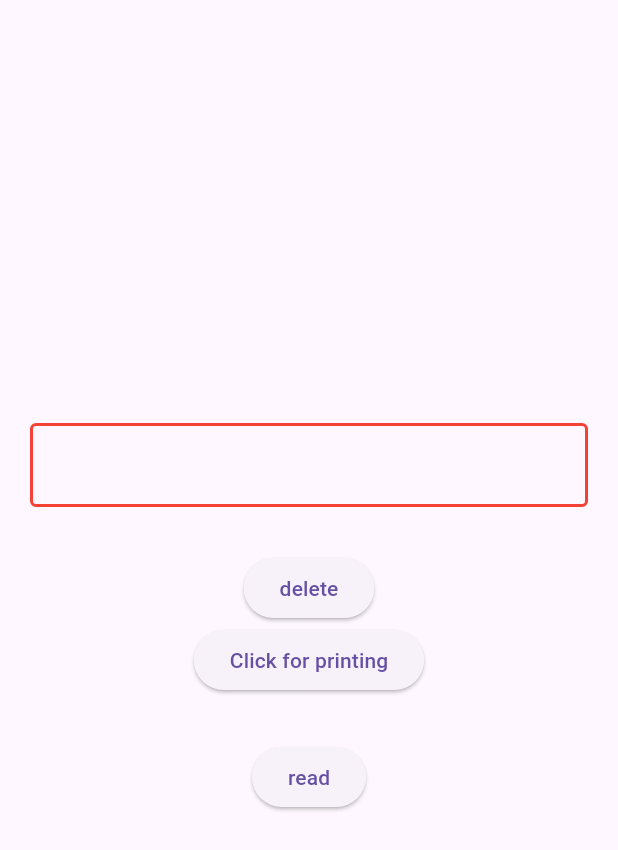
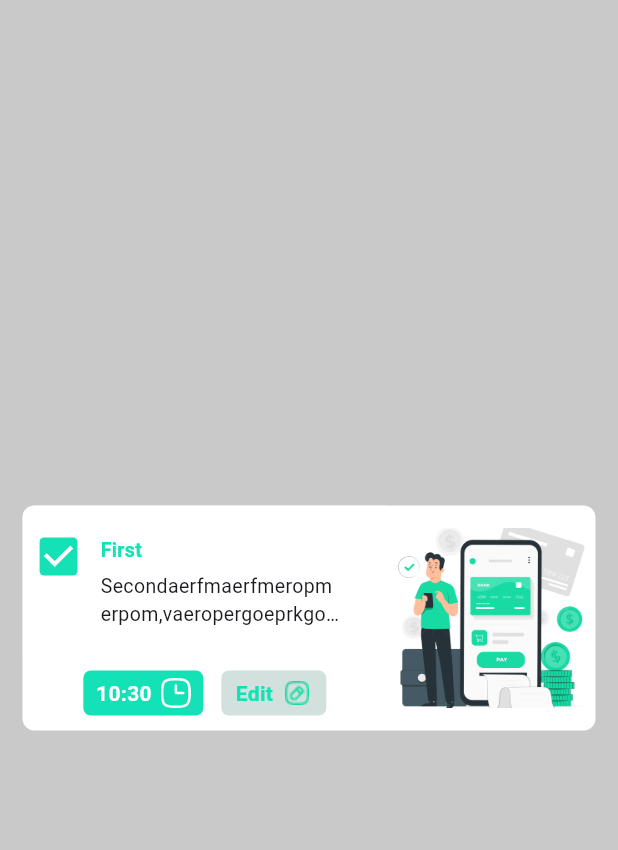
Before and after one commit to ErfAnDev24/note, a Flutter app: the screen it shows after launch, on a phone screen of 412 x 824 dp. Shown: the top 850 px of the screen. Run offline on Flutter 3.47's test engine with Material 3 defaults, Android fonts, the phone set to English and light mode, and no system bars.

Commit message:
creating first features of application

```diff
--- a/lib/Car.dart
+++ /dev/null
@@ -1,17 +0,0 @@
-import 'package:hive_flutter/adapters.dart';
-
-part 'Car.g.dart';
-
-@HiveType(typeId: 1)
-class Car {
-  @HiveField(0)
-  String? names;
-
-  @HiveField(1)
-  int? topSpeed;
-
-  @HiveField(2)
-  String? price;
-
-  Car(this.names, this.topSpeed, this.price);
-}
--- a/lib/Student.dart
+++ /dev/null
@@ -1,17 +0,0 @@
-import 'package:hive_flutter/adapters.dart';
-
-part 'Student.g.dart';
-
-@HiveType(typeId: 2)
-class Student {
-  @HiveField(0)
-  String? name;
-
-  @HiveField(1)
-  String? gender;
-
-  @HiveField(2)
-  String? height;
-
-  Student(this.name, this.gender, this.height);
-}
--- a/lib/main.dart
+++ b/lib/main.dart
@@ -1,18 +1,10 @@
 import 'package:flutter/material.dart';
+import 'package:note/screen/HomeScreen.dart';
 
-import 'package:hive_flutter/adapters.dart';
-import 'package:note/Car.dart';
-import 'package:note/Student.dart';
-
-void main() async {
-  await Hive.initFlutter();
-  await Hive.openBox('names');
-  Hive.registerAdapter(CarAdapter());
-  await Hive.openBox<Car>('carBox');
-
-  Hive.registerAdapter(StudentAdapter());
-  await Hive.openBox<Student>('StudentBox');
-  runApp(Application());
+void main() {
+  runApp(
+    Application(),
+  );
 }
 
 class Application extends StatefulWidget {
@@ -23,85 +15,11 @@ class Application extends StatefulWidget {
 }
 
 class _ApplicationState extends State<Application> {
-  var textEditingController = TextEditingController();
-  var intputedText = '';
-  var box = Hive.box<Car>('carBox');
-  var studentBox = Hive.box<Student>('StudentBox');
-
   @override
   Widget build(BuildContext context) {
     return MaterialApp(
       debugShowCheckedModeBanner: false,
-      home: Scaffold(
-        body: Center(
-          child: Column(mainAxisAlignment: MainAxisAlignment.center, children: [
-            Padding(
-              padding: EdgeInsets.symmetric(horizontal: 20),
-              child: TextField(
-                controller: textEditingController,
-                decoration: InputDecoration(
-                  enabledBorder: OutlineInputBorder(
-                    borderSide: BorderSide(width: 2, color: Colors.red),
-                  ),
-                  focusedBorder: OutlineInputBorder(
-                    borderSide: BorderSide(width: 2, color: Colors.red),
-                  ),
-                ),
-              ),
-            ),
-            SizedBox(
-              height: 30,
-            ),
-            ElevatedButton(
-              onPressed: () {
-                setState(() {
-                  studentBox.delete(1);
-                });
-              },
-              child: Text(
-                'delete',
-              ),
-            ),
-            ElevatedButton(
-              onPressed: () {
-                studentBox.put(
-                  1,
-                  Student('ErfAn', 'Man', '195cm'),
-                );
-
-                studentBox.put(
-                  2,
-                  Student('Fatemeh', 'Woman', '177cm'),
-                );
-
-                setState(() {});
-              },
-              child: Text(
-                'Click for printing',
-              ),
-            ),
-            SizedBox(
-              height: 30,
-            ),
-            ElevatedButton(
-              onPressed: () {
-                if (studentBox.get(1) == null) {
-                  return;
-                }
-
-                print(studentBox.get(1)!.name);
-                print(studentBox.get(1)!.gender);
-                print(studentBox.get(1)!.height);
-                print('');
-                print(studentBox.get(2)!.name);
-                print(studentBox.get(2)!.gender);
-                print(studentBox.get(2)!.height);
-              },
-              child: Text('read'),
-            ),
-          ]),
-        ),
-      ),
+      home: HomeScreen(),
     );
   }
 }
--- /dev/null
+++ b/lib/screen/HomeScreen.dart
@@ -0,0 +1,183 @@
+import 'package:flutter/material.dart';
+
+class HomeScreen extends StatefulWidget {
+  HomeScreen({super.key});
+
+  @override
+  State<HomeScreen> createState() => _HomeScreenState();
+}
+
+class _HomeScreenState extends State<HomeScreen> {
+  @override
+  Widget build(BuildContext context) {
+    return Scaffold(
+      backgroundColor: Color.fromARGB(255, 201, 201, 201),
+      body: Center(
+        child: Padding(
+          padding: EdgeInsets.symmetric(horizontal: 15),
+          child: Container(
+            height: 150,
+            decoration: BoxDecoration(
+              color: Colors.white,
+              borderRadius: BorderRadius.circular(8),
+            ),
+            child: Row(
+              children: [
+                Expanded(
+                  child: ClipRRect(
+                    borderRadius: BorderRadius.only(
+                      topLeft: Radius.circular(8),
+                    ),
+                    child: Container(
+                      child: Column(
+                        children: [
+                          SizedBox(
+                            height: 100,
+                            child: Stack(
+                              alignment: Alignment.topLeft,
+                              children: [
+                                Container(
+                                  width: double.infinity,
+                                  color: Colors.white,
+                                ),
+                                Positioned(
+                                  left: 52,
+                                  top: 20,
+                                  child: Column(
+                                    crossAxisAlignment:
+                                        CrossAxisAlignment.start,
+                                    children: [
+                                      Text(
+                                        'First',
+                                        style: TextStyle(
+                                          fontSize: 13,
+                                          fontWeight: FontWeight.bold,
+                                          color:
+                                              Color.fromARGB(255, 20, 225, 181),
+                                        ),
+                                      ),
+                                      SizedBox(
+                                        height: 5,
+                                      ),
+                                      SizedBox(
+                                        width: 160,
+                                        child: Text(
+                                          'Secondaerfmaerfmeropmerpom,vaeropergoeprkgoop,wmvwm',
+                                          maxLines: 2,
+                                          style: TextStyle(fontSize: 13),
+                                          overflow: TextOverflow.ellipsis,
+                                        ),
+                                      ),
+                                    ],
+                                  ),
+                                ),
+                                Positioned(
+                                  top: 10,
+                                  child: Transform.scale(
+                                    scale: 1.4,
+                                    child: Checkbox(
+                                      activeColor:
+                                          Color.fromARGB(255, 20, 225, 181),
+                                      value: true,
+                                      onChanged: (value) {},
+                                    ),
+                                  ),
+                                ),
+                              ],
+                            ),
+                          ),
+                          Expanded(
+                            child: Row(
+                              crossAxisAlignment: CrossAxisAlignment.center,
+                              mainAxisAlignment: MainAxisAlignment.center,
+                              children: [
+                                Container(
+                                  height: 30,
+                                  width: 80,
+                                  decoration: BoxDecoration(
+                                    borderRadius: BorderRadius.circular(5),
+                                    color: Color.fromARGB(255, 20, 225, 181),
+                                  ),
+                                  child: Row(
+                                      mainAxisAlignment:
+                                          MainAxisAlignment.center,
+                                      children: [
+                                        Text(
+                                          '10:30',
+                                          style: TextStyle(
+                                              color: Colors.white,
+                                              fontWeight: FontWeight.bold),
+                                        ),
+                                        Container(
+                                          margin: EdgeInsets.only(left: 6),
+                                          width: 20,
+                                          height: 20,
+                                          child: Image(
+                                            image: AssetImage(
+                                                'images/icon_time.png'),
+                                          ),
+                                        ),
+                                      ]),
+                                ),
+                                SizedBox(
+                                  width: 12,
+                                ),
+                                Container(
+                                  height: 30,
+                                  width: 70,
+                                  decoration: BoxDecoration(
+                                    borderRadius: BorderRadius.circular(5),
+                                    color: Color.fromARGB(255, 210, 225, 222),
+                                  ),
+                                  child: Row(
+                                      mainAxisAlignment:
+                                          MainAxisAlignment.center,
+                                      children: [
+                                        Text(
+                                          'Edit',
+                                          style: TextStyle(
+                                              color: Color.fromARGB(
+                                                  255, 20, 225, 181),
+                                              fontWeight: FontWeight.bold),
+                                        ),
+                                        Container(
+                                          margin: EdgeInsets.only(left: 6),
+                                          width: 20,
+                                          height: 20,
+                                          child: Image(
+                                            image: AssetImage(
+                                                'images/icon_edit.png'),
+                                          ),
+                                        ),
+                                      ]),
+                                ),
+                              ],
+                            ),
+                          ),
+                        ],
+                      ),
+                    ),
+                  ),
+                  flex: 7,
+                ),
+                Expanded(
+                  child: Container(
+                    width: 120,
+                    height: 120,
+                    decoration: BoxDecoration(
+                      image: DecorationImage(
+                        image: AssetImage('images/banking.png'),
+                        fit: BoxFit.cover,
+                      ),
+                    ),
+                  ),
+                  flex: 4,
+                ),
+              ],
+            ),
+          ),
+        ),
+      ),
+    );
+  }
+}
--- a/pubspec.yaml
+++ b/pubspec.yaml
@@ -62,8 +62,8 @@ flutter:
   uses-material-design: true
 
   # To add assets to your application, add an assets section, like this:
-  # assets:
-  #   - images/a_dot_burr.jpeg
+  assets:
+    - images/
   #   - images/a_dot_ham.jpeg
 
   # An image asset can refer to one or more resolution-specific "variants", see
```
Also changed, not shown: images/banking.png (added), images/hard_working.png (added), images/icon_add.png (added), images/icon_edit.png (added), images/icon_time.png (added), images/meditate.png (added), images/social_frends.png (added), images/work_meeting.png (added), images/workout.png (added), lib/Car.g.dart (deleted), lib/Student.g.dart (deleted).
